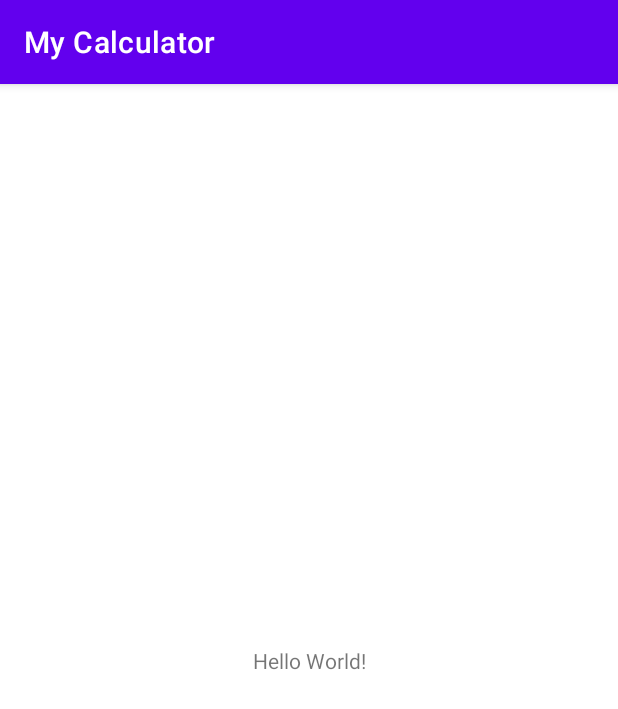
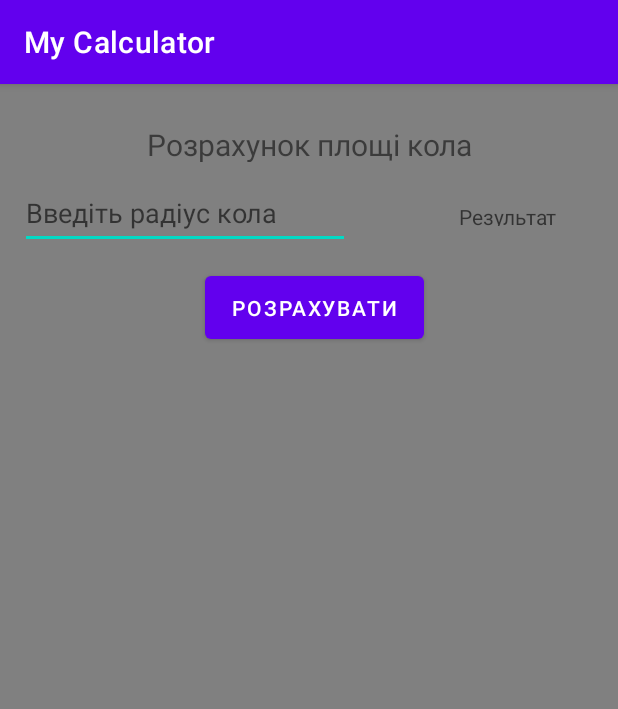
Before and after one commit to sabzetjeeee/Calculator, an Android app: the screen it shows after launch (MainActivity), on a phone screen of 412 x 824 dp. Shown: the top 709 px of the screen. Run offline under Robolectric (Android 15) with nearby library versions, the phone set to English and light mode, and no system bars.

Commit message:
Розрахунок площі кола

```diff
--- a/app/src/main/java/com/example/mycalculator/MainActivity.kt
+++ b/app/src/main/java/com/example/mycalculator/MainActivity.kt
@@ -1,11 +1,29 @@
 package com.example.mycalculator
 
+import android.os.Bundle
+import android.widget.Button
+import android.widget.EditText
+import android.widget.TextView
 import androidx.appcompat.app.AppCompatActivity
-import android.os.Bundle
 
 class MainActivity : AppCompatActivity() {
+    private var mainbttn1: Button? = null
+    private var inputText1: EditText? = null
+    private var viewResult1: TextView? = null
+    private var pi = 3.14
+
+
     override fun onCreate(savedInstanceState: Bundle?) {
         super.onCreate(savedInstanceState)
         setContentView(R.layout.activity_main)
+        mainbttn1 = findViewById(R.id.bttn1)
+        inputText1 = findViewById(R.id.etInput1)
+        viewResult1 = findViewById(R.id.tvResult1)
+        mainbttn1?.setOnClickListener {
+            val R0 = inputText1?.text.toString()
+            val R = R0.toDouble()
+            val S = R * R * pi
+            viewResult1?.text = "S=$S"
+        }
     }
 }
--- a/app/src/main/res/layout/activity_main.xml
+++ b/app/src/main/res/layout/activity_main.xml
@@ -4,15 +4,60 @@
     xmlns:tools="http://schemas.android.com/tools"
     android:layout_width="match_parent"
     android:layout_height="match_parent"
-    tools:context=".MainActivity">
+    tools:context=".MainActivity"
+    android:background="#808080"
+    >
 
     <TextView
-        android:layout_width="wrap_content"
-        android:layout_height="wrap_content"
-        android:text="Hello World!"
-        app:layout_constraintBottom_toBottomOf="parent"
+        android:id="@+id/tvInfo1"
+        android:layout_width="397dp"
+        android:layout_height="25dp"
+        android:layout_marginTop="20dp"
+        android:layout_marginBottom="2dp"
+        android:text="Розрахунок площі кола"
+        android:textAlignment="center"
+        android:textSize="20dp"
+        app:layout_constraintBottom_toTopOf="@+id/etInput1"
         app:layout_constraintEnd_toEndOf="parent"
         app:layout_constraintStart_toStartOf="parent"
         app:layout_constraintTop_toTopOf="parent" />
 
+    <EditText
+        android:id="@+id/etInput1"
+        android:layout_width="220dp"
+        android:layout_height="48dp"
+        android:layout_marginTop="2dp"
+        android:layout_marginEnd="30dp"
+        android:hint="Введіть радіус кола"
+        app:layout_constraintBottom_toTopOf="@+id/bttn1"
+        app:layout_constraintEnd_toStartOf="@+id/tvResult1"
+        app:layout_constraintStart_toStartOf="parent"
+        app:layout_constraintTop_toBottomOf="@+id/tvInfo1" />
+
+    <TextView
+        android:id="@+id/tvResult1"
+        android:layout_width="121dp"
+        android:layout_height="16dp"
+        android:hint="Результат"
+        android:text=""
+        android:textAlignment="center"
+        app:layout_constraintBottom_toTopOf="@+id/bttn1"
+        app:layout_constraintEnd_toEndOf="parent"
+        app:layout_constraintHorizontal_bias="0.567"
+        app:layout_constraintStart_toEndOf="@+id/etInput1"
+        app:layout_constraintTop_toBottomOf="@+id/tvInfo1" />
+
+    <Button
+        android:id="@+id/bttn1"
+        android:layout_width="146dp"
+        android:layout_height="54dp"
+        android:layout_marginTop="5dp"
+        android:layout_marginBottom="586dp"
+        android:text="Розрахувати"
+        app:layout_constraintBottom_toBottomOf="parent"
+        app:layout_constraintEnd_toEndOf="parent"
+        app:layout_constraintHorizontal_bias="0.513"
+        app:layout_constraintStart_toStartOf="parent"
+        app:layout_constraintTop_toBottomOf="@+id/etInput1" />
+
 </androidx.constraintlayout.widget.ConstraintLayout>
```
